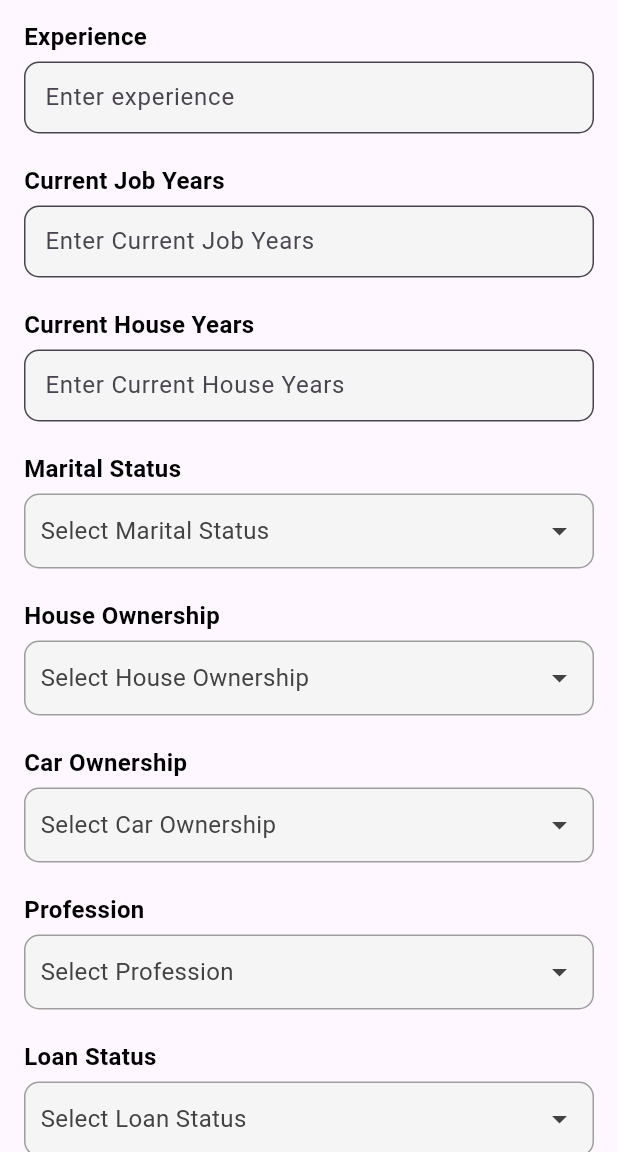
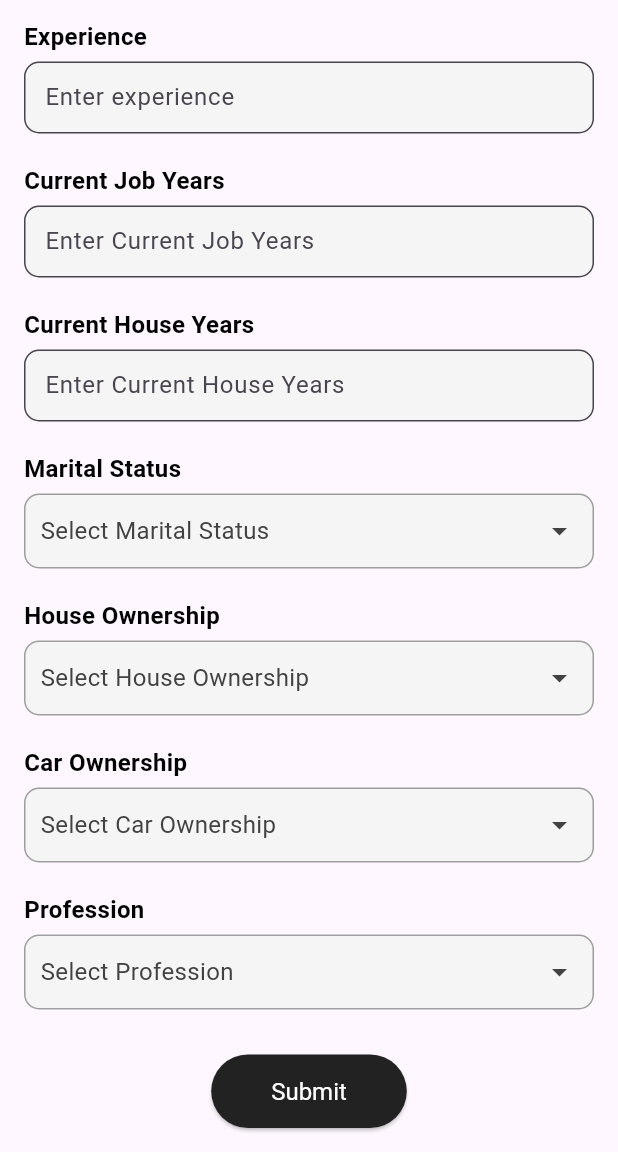
Before and after one commit to MohdSameer4532/MeeranaBanking, a Flutter app: the UserInputForm screen opened directly, scrolled down 215 dp, on a phone screen of 412 x 824 dp, the part 84-1236 px from its top. Run offline on Flutter 3.47's test engine with Material 3 defaults, Android fonts, the light colour scheme and no system bars; our stand-ins replace fl_chart.

Commit message:
modified some errors

```diff
--- a/lib/Loan Prediction/loan_prediction_page.dart
+++ b/lib/Loan Prediction/loan_prediction_page.dart
@@ -19,7 +19,6 @@ final Map<String, String> fieldLabels = {
   'houseOwnership': 'House Ownership',
   'carOwnership': 'Car Ownership',
   'profession': 'Profession',
-  'loanStatus': 'Loan Status',
 };
 
 class UserInputForm extends StatefulWidget {
@@ -134,17 +133,6 @@ class _UserInputFormState extends State<UserInputForm> {
                     });
                   },
                 ),
-                const SizedBox(height: 20),
-                CustomDropdown(
-                  label: fieldLabels['loanStatus']!,
-                  items: ['Accepted', 'Denied'],
-                  value: _selectedLoanStatus,
-                  onChanged: (value) {
-                    setState(() {
-                      _selectedLoanStatus = value;
-                    });
-                  },
-                ),
                 const SizedBox(height: 30),
                 Center(
                   child: ElevatedButton(
```
